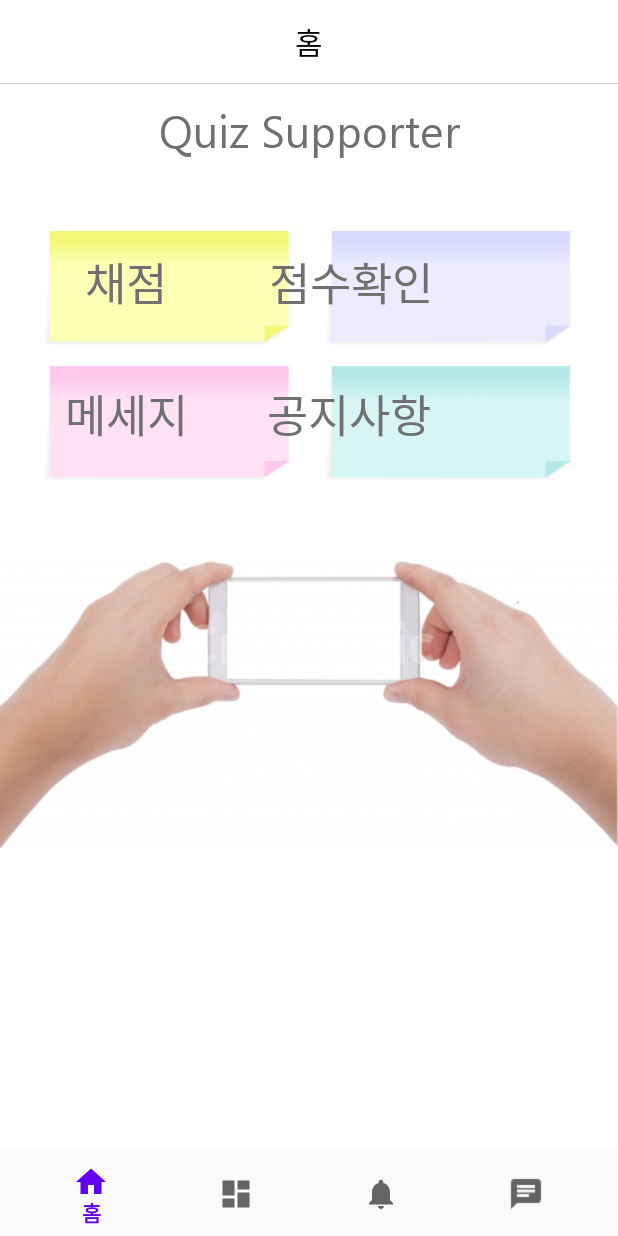
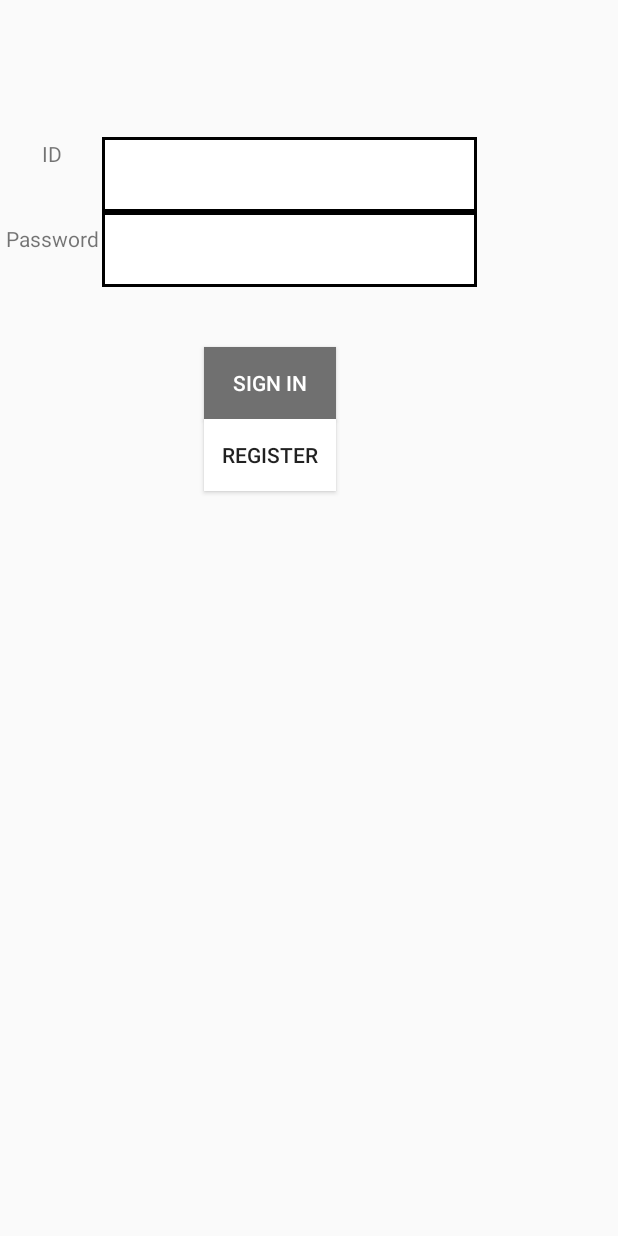
Before and after one commit to ehdrms2034/SMART_ANSWER_2020PNU, an Android app: the screen it shows after launch (MainActivity before the commit, LoginSignIn after it), on a phone screen of 412 x 824 dp. Run offline under Robolectric (Android 15) with nearby library versions, the phone set to English and light mode, and no system bars; our stand-ins replace navigation-ui.

Commit message:
임시로그인 서비스
SMART_ANSWER서버가 아닌 Github api를 사용해 로그인 서비스를 확인

```diff
--- a/FrontEnd/src/SMART_ANSWER/app/src/main/AndroidManifest.xml
+++ b/FrontEnd/src/SMART_ANSWER/app/src/main/AndroidManifest.xml
@@ -19,6 +19,7 @@
             </intent-filter>
         </activity>
         <activity android:name=".ui.chatting.ChattingView"/>
+        <activity android:name=".ui.login.LoginSignIn"/>
     </application>
-
+    <uses-permission android:name="android.permission.INTERNET"/>
 </manifest>
--- a/FrontEnd/src/SMART_ANSWER/app/src/main/java/com/example/smart_answer/MainActivity.java
+++ b/FrontEnd/src/SMART_ANSWER/app/src/main/java/com/example/smart_answer/MainActivity.java
@@ -1,5 +1,6 @@
 package com.example.smart_answer;
 
+import android.content.Intent;
 import android.os.Bundle;
 import android.view.Menu;
 import android.view.View;
@@ -9,6 +10,7 @@ import android.widget.TextView;
 import com.example.smart_answer.ui.dashboard.DashboardFragment;
 
 import com.example.smart_answer.ui.chatting.ChattingView;
+import com.example.smart_answer.ui.login.LoginSignIn;
 import com.google.android.material.bottomnavigation.BottomNavigationView;
 
 import androidx.annotation.NonNull;
@@ -35,6 +37,9 @@ public class MainActivity extends AppCompatActivity {
         super.onCreate(savedInstanceState);
         setContentView(R.layout.activity_main);
 
+        //login 하기
+        Intent intent = new Intent(this, LoginSignIn.class);
+        startActivity(intent);
 
         //fragment manage 설정
         manager = getSupportFragmentManager();
--- /dev/null
+++ b/FrontEnd/src/SMART_ANSWER/app/src/main/java/com/example/smart_answer/retrofit/RetrofitInterface.java
@@ -0,0 +1,23 @@
+package com.example.smart_answer.retrofit;
+
+
+import com.google.gson.JsonArray;
+import com.google.gson.JsonObject;
+
+import retrofit2.Call;
+import retrofit2.http.Field;
+import retrofit2.http.GET;
+import retrofit2.http.POST;
+import retrofit2.http.Path;
+
+public interface RetrofitInterface {
+    @GET("users/{user}/repos")
+    Call<JsonArray> getUserRepositories(@Path("user") String userName);
+    @GET("users/{user}")
+    Call<JsonObject> getUserID(@Path("user") String userID);
+    @GET("users/{user}/node_id")
+    Call<JsonObject> getUserPWD(@Path("user") String userPWD);
+
+    @POST("users/{user}")
+    Call<JsonObject> postUserID(@Field("user") String userID);
+}
--- /dev/null
+++ b/FrontEnd/src/SMART_ANSWER/app/src/main/java/com/example/smart_answer/ui/login/LoginSignIn.java
@@ -0,0 +1,98 @@
+package com.example.smart_answer.ui.login;
+
+import android.os.Bundle;
+import android.view.View;
+import android.widget.Button;
+import android.widget.EditText;
+import android.widget.TextView;
+import android.widget.Toast;
+
+import androidx.appcompat.app.AppCompatActivity;
+
+import com.example.smart_answer.R;
+import com.example.smart_answer.retrofit.RetrofitInterface;
+import com.google.gson.JsonObject;
+
+import retrofit2.Call;
+import retrofit2.Callback;
+import retrofit2.Response;
+import retrofit2.Retrofit;
+import retrofit2.converter.gson.GsonConverterFactory;
+
+public class LoginSignIn extends AppCompatActivity {
+    // Retrofit Connection
+    Retrofit retrofit = new Retrofit.Builder()
+            .baseUrl("https://api.github.com/")
+            .addConverterFactory(GsonConverterFactory.create())
+            .build();
+
+
+    public static String userID = "";
+    public static String userPWD = "";
+
+    RetrofitInterface service = retrofit.create(RetrofitInterface.class);
+    @Override
+    protected void onCreate(Bundle savedInstanceState) {
+        super.onCreate(savedInstanceState);
+        setContentView(R.layout.sign_in);
+
+        Button loginButton = (Button)findViewById(R.id.button_sign_in);
+
+        final EditText ID = (EditText)findViewById(R.id.ID);
+        final EditText PWD = (EditText)findViewById(R.id.password);
+
+
+        loginButton.setOnClickListener(new View.OnClickListener() {
+            @Override
+            public void onClick(View view) {
+                //String ID.getText().toString();
+                Call<JsonObject> responseID = service.getUserID(ID.getText().toString());
+                responseID.enqueue(new Callback<JsonObject>() {
+                    @Override
+                    public void onResponse(Call<JsonObject> call, Response<JsonObject> response) {
+                        if (response.isSuccessful()) {
+//                    Log.i(TAG, "onResponse(): " + response.body().toString());
+                            userID = response.body().get("login").getAsString() ;
+                            userPWD = response.body().get("id").getAsString() ;
+
+                        }
+                        // JsonArray로 받을때 이렇게 했었다.
+                        // textView.setText(response.body().get(0).getAsJsonObject().get("id").getAsString());
+                    }
+                    @Override
+                    public void onFailure(Call<JsonObject> call, Throwable t) {
+                        loginFailed();
+//                Log.e(TAG, "onFailure(): " + t.getMessage());
+                    }
+                });
+
+                if(userID.equals(ID.getText().toString()) && userPWD.equals(PWD.getText().toString())) {
+                    //로그인 성공!!
+                    loginSuccess();
+                    finish();
+                }
+                else{
+                    //로그인 실패!!
+                    loginFailed();
+                }
+            }
+        });
+    }
+    /*
+    public boolean isLoginSuccess() {
+
+    }
+
+     */
+
+    public void loginSuccess() {
+        Toast.makeText(getApplicationContext(), "로그인 성공!",
+                Toast.LENGTH_SHORT).show();
+    }
+
+    public void loginFailed() {
+        Toast.makeText(getApplicationContext(), "아이디 패스워드 확인바람",
+                Toast.LENGTH_SHORT).show();
+    }
+
+}
--- a/FrontEnd/src/SMART_ANSWER/app/src/main/res/layout/sign_in.xml
+++ b/FrontEnd/src/SMART_ANSWER/app/src/main/res/layout/sign_in.xml
@@ -1,25 +1,18 @@
 <?xml version="1.0" encoding="utf-8"?>
 <androidx.constraintlayout.widget.ConstraintLayout
+    android:id="@+id/sign_in"
     xmlns:android="http://schemas.android.com/apk/res/android"
     xmlns:app="http://schemas.android.com/apk/res-auto"
     xmlns:tools="http://schemas.android.com/tools"
     android:layout_width="match_parent"
     android:layout_height="match_parent">
 
-    <androidx.constraintlayout.widget.ConstraintLayout
-        android:id="@+id/sign_in"
-        android:orientation="horizontal"
-        android:layout_height="match_parent"
-        android:layout_width="match_parent"
-        tools:ignore="MissingConstraints"
-        android:background="#ebebeb">
 
 
     <TextView
         android:id="@+id/sign_ID"
         android:layout_width="70dp"
         android:layout_height="50dp"
-            android:layout_marginStart="104dp"
         android:gravity="center"
         android:orientation="horizontal"
         android:scrollbars="horizontal"
@@ -27,13 +20,12 @@
         app:layout_constraintBottom_toBottomOf="parent"
         app:layout_constraintStart_toStartOf="parent"
         app:layout_constraintTop_toTopOf="parent"
-            app:layout_constraintVertical_bias="0.089" />
+        app:layout_constraintVertical_bias="0.1"/>
 
     <TextView
         android:id="@+id/sign_password"
         android:layout_width="70dp"
         android:layout_height="50dp"
-            android:layout_marginStart="104dp"
         android:gravity="center"
         android:orientation="horizontal"
         android:scrollbars="horizontal"
@@ -41,45 +33,65 @@
         app:layout_constraintBottom_toBottomOf="parent"
         app:layout_constraintStart_toStartOf="parent"
         app:layout_constraintTop_toBottomOf="@id/sign_ID"
-            app:layout_constraintVertical_bias="0.001" />
+        app:layout_constraintVertical_bias="0.01" />
 
     <EditText
         android:id="@+id/ID"
         android:layout_width="250dp"
         android:layout_height="50dp"
+        android:layout_marginStart="68dp"
         android:background="@drawable/border_layout"
+        android:gravity="center"
         android:orientation="horizontal"
         android:scrollbars="horizontal"
+        app:layout_constraintBottom_toBottomOf="parent"
         app:layout_constraintLeft_toRightOf="@id/sign_ID"
-            tools:layout_editor_absoluteY="82dp" />
+        app:layout_constraintStart_toStartOf="parent"
+        app:layout_constraintTop_toTopOf="parent"
+        app:layout_constraintVertical_bias="0.118" />
 
     <EditText
         android:id="@+id/password"
         android:layout_width="250dp"
         android:layout_height="50dp"
-            android:orientation="horizontal"
-            android:scrollbars="horizontal"
+        android:layout_marginStart="68dp"
         android:background="@drawable/border_layout"
+        android:gravity="center"
+        app:layout_constraintBottom_toBottomOf="parent"
         app:layout_constraintLeft_toRightOf="@id/sign_password"
-            app:layout_constraintTop_toBottomOf="@id/ID"/>
+        app:layout_constraintStart_toStartOf="parent"
+        app:layout_constraintTop_toBottomOf="@id/ID"
+        app:layout_constraintVertical_bias="0.0" />
 
-        <com.google.android.material.button.MaterialButton
+    <Button
         android:id="@+id/button_sign_in"
         android:layout_width="wrap_content"
         android:layout_height="wrap_content"
+        android:layout_marginStart="136dp"
+        android:background="#707070"
+        android:orientation="horizontal"
+        android:scrollbars="horizontal"
+        android:text="sign in"
         android:textColor="#ffffff"
-            android:background="#707070"
-            android:text="sign in"
-            tools:layout_editor_absoluteX="256dp"
-            tools:layout_editor_absoluteY="231dp"></com.google.android.material.button.MaterialButton>
+        app:layout_constraintBottom_toBottomOf="parent"
+        app:layout_constraintLeft_toLeftOf="parent"
+        app:layout_constraintStart_toStartOf="parent"
+        app:layout_constraintTop_toTopOf="@id/password"
+        app:layout_constraintVertical_bias="0.142" />
 
-        <com.google.android.material.button.MaterialButton
+    <Button
         android:id="@+id/button_register"
         android:layout_width="wrap_content"
         android:layout_height="wrap_content"
+        android:layout_marginStart="136dp"
         android:background="#ffffff"
+        android:orientation="horizontal"
+        android:scrollbars="horizontal"
         android:text="register"
-            tools:layout_editor_absoluteX="256dp"
-            tools:layout_editor_absoluteY="320dp"></com.google.android.material.button.MaterialButton>
+        app:layout_constraintBottom_toBottomOf="parent"
+        app:layout_constraintLeft_toLeftOf="parent"
+        app:layout_constraintStart_toStartOf="parent"
+        app:layout_constraintTop_toBottomOf="@id/button_sign_in"
+        app:layout_constraintVertical_bias="0.0" />
+
 </androidx.constraintlayout.widget.ConstraintLayout>
-</androidx.constraintlayout.widget.ConstraintLayout>
```
Also changed, not shown: FrontEnd/src/SMART_ANSWER/app/build.gradle (+9 -0 lines), FrontEnd/src/SMART_ANSWER/app/src/main/java/com/example/smart_answer/ui/login/LoginResultModel.java (added, +8 -0 lines), FrontEnd/src/SMART_ANSWER/app/src/main/res/layout/sign_rester.xml (+11 -11 lines). Lines whose indentation alone changed are shown as unchanged.
